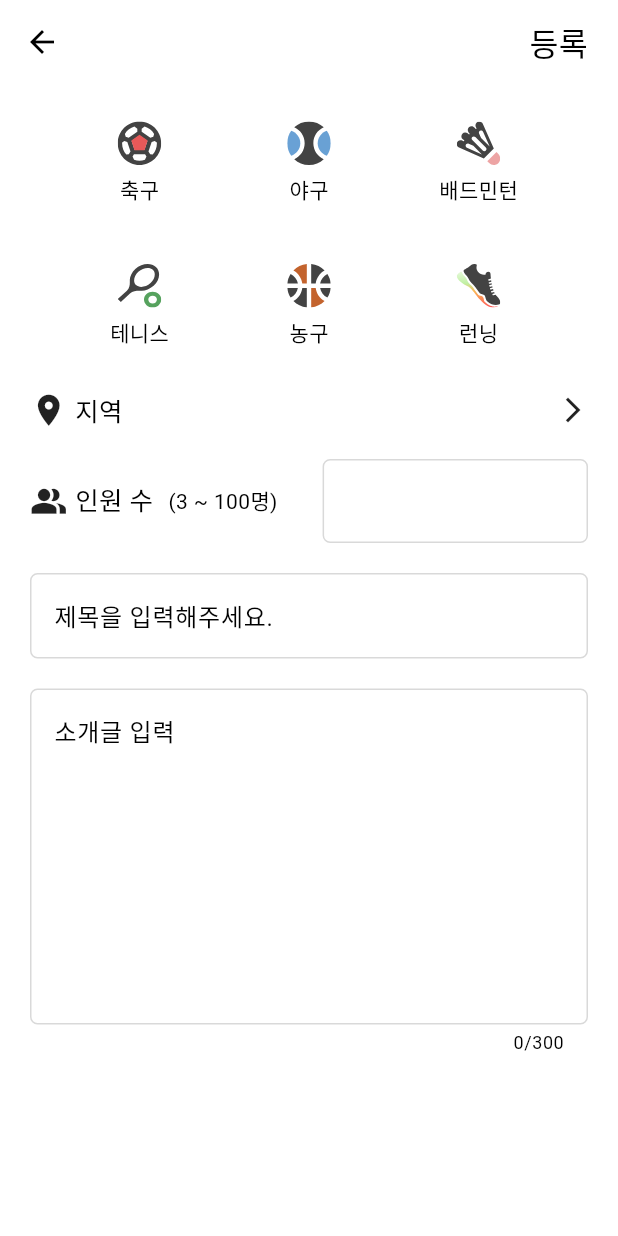
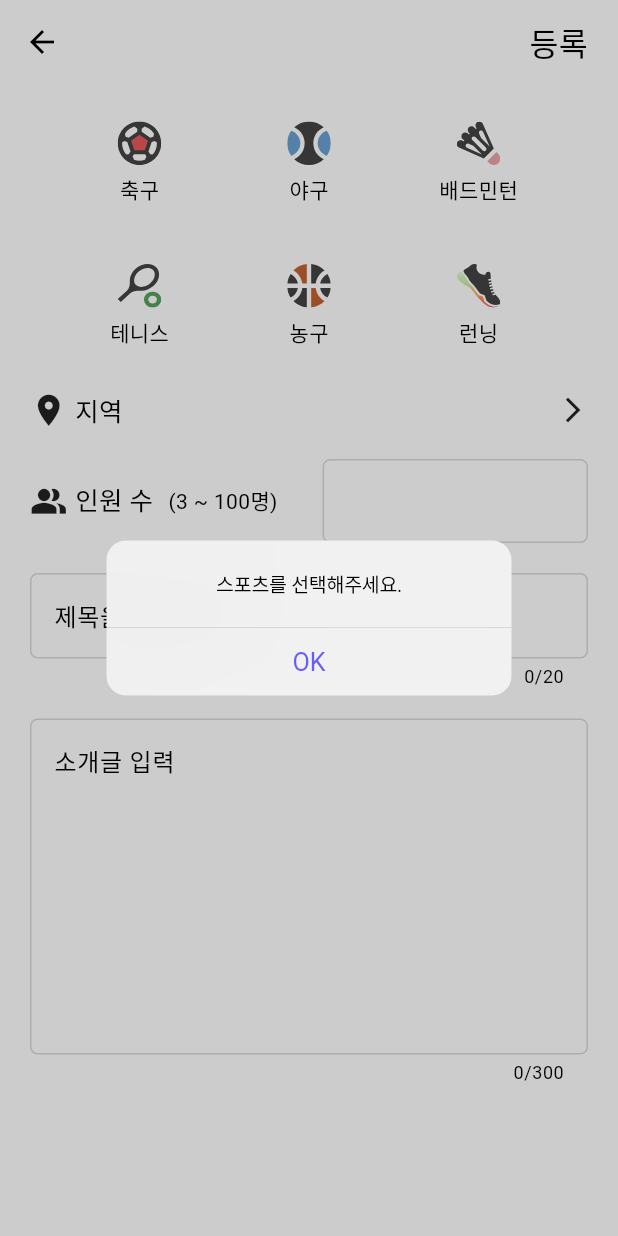
Before and after one commit to KIMSEUNGWO/SportApp_Flutter, a Flutter app: the CreateGroupWidget screen opened directly, after a tap on "등록", on a phone screen of 412 x 824 dp. Run offline on Flutter 3.47's test engine with Material 3 defaults, Android fonts, the phone set to English and light mode, and no system bars; our stand-ins replace carousel_slider, easy_localization, flutter_riverpod, flutter_secure_storage, flutter_svg, image_cropper and 4 more; missing offline and left inert: flutter_line_sdk; accounts and stored records are empty; Roboto replaces fonts that are missing (Pretendard); project files that could hold a hidden picture were left out.

Commit message:
feat : 모임 생성 구현중

```diff
--- a/lib/widgets/pages/create_group_page.dart
+++ b/lib/widgets/pages/create_group_page.dart
@@ -4,6 +4,7 @@ import 'package:flutter/cupertino.dart';
 import 'package:flutter/material.dart';
 import 'package:flutter/services.dart';
 import 'package:flutter/widgets.dart';
+import 'package:flutter_sport/models/alert.dart';
 import 'package:flutter_sport/models/region_data.dart';
 import 'package:flutter_sport/models/sport_type.dart';
 
@@ -25,20 +26,74 @@ class _CreateGroupWidgetState extends State<CreateGroupWidget> {
   late TextEditingController _introController;
   late TextEditingController _personController;
 
+  String? _titleErrorText;
+  String? _introErrorText;
+  String? _personErrorText;
+
   SportType? sportType;
   Region? region;
 
-  selectSportType(SportType type) {
-    setState(() {
-      sportType = type;
-    });
+  selectSportType(SportType type) => setState(() => sportType = type);
+  selectRegion(Region? region) => setState(() => this.region = region);
+
+  _personError(String text) => setState(() => _personErrorText = text);
+  _titleError(String text) => setState(() => _titleErrorText = text);
+  _introError(String text) => setState(() => _introErrorText = text);
+
+  _submit(BuildContext context) {
+    if (!_valid(context)) return;
   }
 
-  selectRegion(Region region) {
-    setState(() {
-      this.region = region;
-    });
+  bool _valid(BuildContext context) {
+    if (sportType == null) {
+      Alert.message(context: context, text: Text('스포츠를 선택해주세요.'), onPressed: (){});
+      return false;
     }
+    if (region == null || region == Region.ALL) {
+      Alert.message(context: context, text: Text('지역을 설정해주세요.'), onPressed: (){});
+      selectRegion(null);
+      return false;
+    }
+    return _personValid() && _titleValid() && _introValid();
+  }
+
+  bool _personValid() {
+    final int? person = int.tryParse(_personController.text);
+    if (person == null) {
+      _personError('유효한 숫자를 입력해주세요.');
+      return false;
+    } else if (person < 3) {
+      _personError('3명 이상으로 설정해주세요.');
+      return false;
+    } else if (person > 100) {
+      _personError('100명 이하로 설정해주세요.');
+      return false;
+    }
+    return true;
+  }
+  bool _titleValid() {
+    final title = _titleController.text;
+    if (title.isEmpty) {
+      _titleError('제목을 입력해주세요.');
+      return false;
+    } else if (title.length < 3) {
+      _titleError('제목을 3자 이상 입력해주세요.');
+      return false;
+    } else if (title.length > 20) {
+      _titleError('제목은 20자까지 가능합니다.');
+      return false;
+    }
+    return true;
+  }
+  bool _introValid() {
+    final intro = _introController.text;
+    if (intro.length > 300) {
+      _introError('소개글은 300자 까지 가능합니다.');
+      return false;
+    }
+    return true;
+  }
+
 
   @override
   void initState() {
@@ -62,9 +117,7 @@ class _CreateGroupWidgetState extends State<CreateGroupWidget> {
       appBar: AppBar(
         actions: [
           GestureDetector(
-            onTap: () => {
-              print('asdf')
-            },
+            onTap: () => _submit(context),
             child: Container(
               margin: EdgeInsets.only(right: 20),
               child: Text('등록',
@@ -121,6 +174,7 @@ class _CreateGroupWidgetState extends State<CreateGroupWidget> {
               ),
               const SizedBox(height: 20,),
               Row(
+                crossAxisAlignment: CrossAxisAlignment.center,
                 children: [
                   Row(
                     children: [
@@ -161,6 +215,24 @@ class _CreateGroupWidgetState extends State<CreateGroupWidget> {
                             width: 2
                           ),
                         ),
+                        errorBorder: OutlineInputBorder(
+                          borderRadius: BorderRadius.circular(5),
+                          borderSide: BorderSide(
+                            color: Color(0xFFFA5252),
+                            width: 2
+                          )
+                        ),
+                        focusedErrorBorder: OutlineInputBorder(
+                          borderRadius: BorderRadius.circular(5),
+                          borderSide: BorderSide(
+                              color: Color(0xFFFA5252),
+                              width: 2
+                          )
+                        ),
+                        errorText: _personErrorText,
+                        errorStyle: TextStyle(
+                          color: Color(0xFFFA5252),
+                        )
                       ),
                     ),
                   ),
@@ -186,8 +258,27 @@ class _CreateGroupWidgetState extends State<CreateGroupWidget> {
                       width: 2
                     ),
                   ),
-                  hintText: '제목을 입력해주세요.'
+                  errorBorder: OutlineInputBorder(
+                    borderRadius: BorderRadius.circular(5),
+                    borderSide: BorderSide(
+                      color: Color(0xFFFA5252),
+                      width: 2
+                    )
                   ),
+                  focusedErrorBorder: OutlineInputBorder(
+                    borderRadius: BorderRadius.circular(5),
+                    borderSide: BorderSide(
+                        color: Color(0xFFFA5252),
+                        width: 2
+                    ),
+                  ),
+                  hintText: '제목을 입력해주세요.',
+                  errorText: _titleErrorText,
+                  errorStyle: TextStyle(
+                    color: Color(0xFFFA5252),
+                  ),
+                ),
+                maxLength: 20,
               ),
               const SizedBox(height: 20,),
               TextField(
@@ -209,7 +300,25 @@ class _CreateGroupWidgetState extends State<CreateGroupWidget> {
                       width: 2
                     ),
                   ),
-                  hintText: '소개글 입력'
+                  errorBorder: OutlineInputBorder(
+                    borderRadius: BorderRadius.circular(5),
+                    borderSide: BorderSide(
+                      color: Color(0xFFFA5252),
+                      width: 2
+                    )
+                  ),
+                  focusedErrorBorder: OutlineInputBorder(
+                    borderRadius: BorderRadius.circular(5),
+                    borderSide: BorderSide(
+                      color: Color(0xFFFA5252),
+                      width: 2
+                    ),
+                  ),
+                  hintText: '소개글 입력',
+                  errorText: _introErrorText,
+                  errorStyle: TextStyle(
+                    color: Color(0xFFFA5252),
+                  ),
                 ),
                 maxLines: 8,
                 maxLength: 300,
```
Lines whose indentation alone changed are shown as unchanged.
